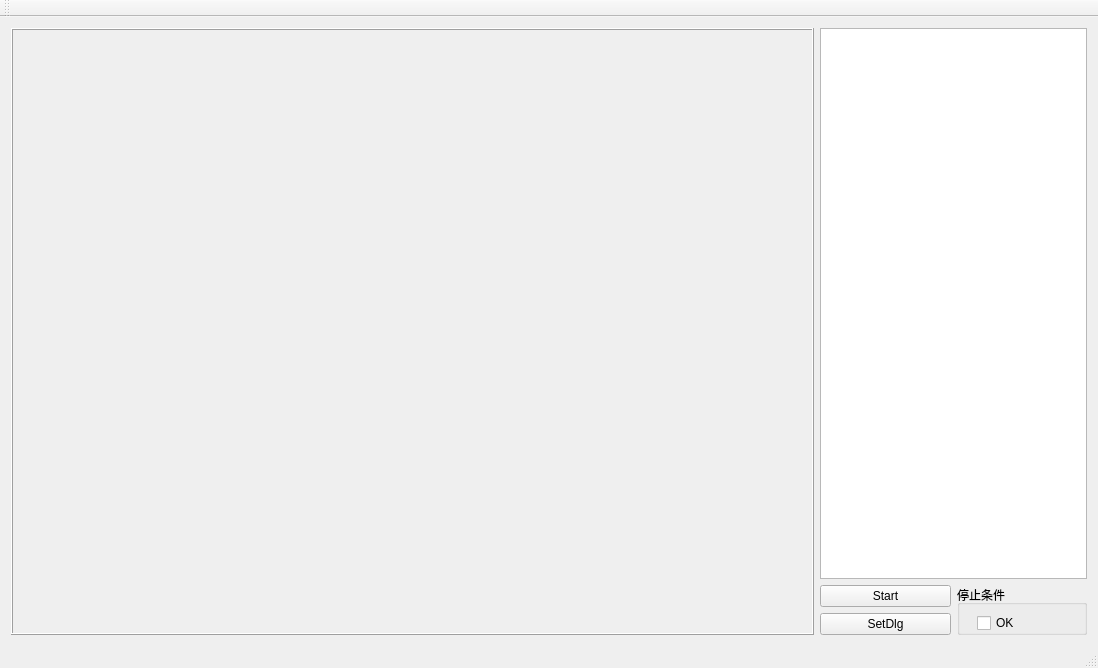
RICOH-PROGRAM/Standard_Inspect_Demo, file example-demo/algo_demo/algo_demo.ui: the form before one commit.
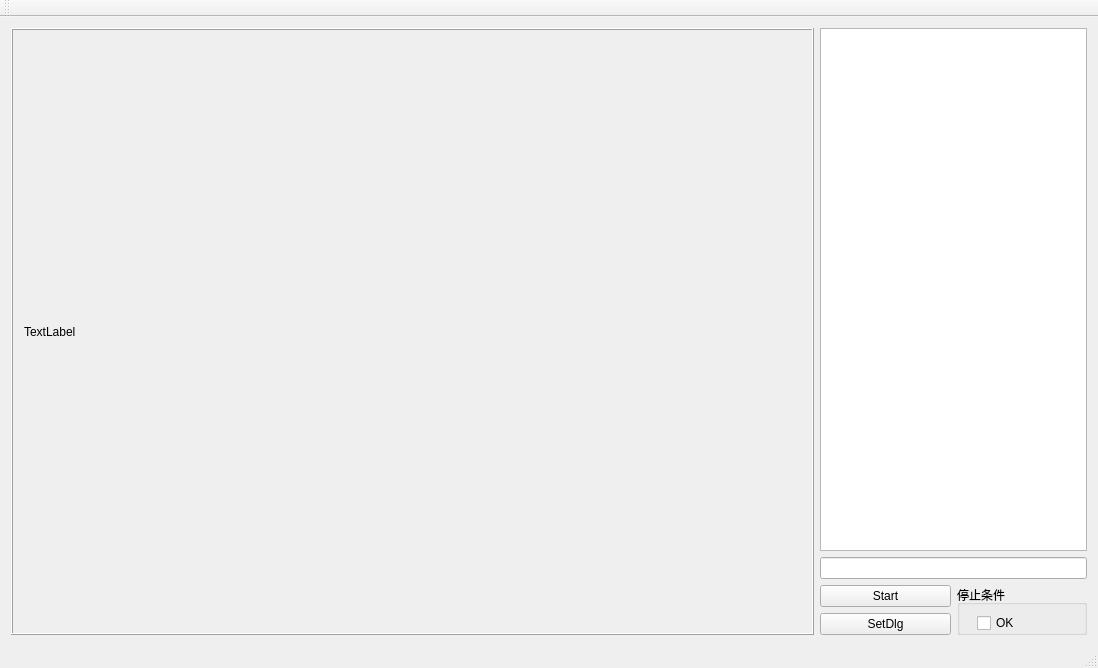
The form after the commit.

Commit message: feat: almost finish demo

```diff
--- a/example-demo/algo_demo/algo_demo.ui
+++ b/example-demo/algo_demo/algo_demo.ui
@@ -26,6 +26,15 @@
       <property name="frameShadow">
        <enum>QFrame::Raised</enum>
       </property>
+      <layout class="QGridLayout" name="gridLayout_2">
+       <item row="0" column="0">
+        <widget class="QLabel" name="label_Show">
+         <property name="text">
+          <string>TextLabel</string>
+         </property>
+        </widget>
+       </item>
+      </layout>
      </widget>
     </item>
     <item>
@@ -33,6 +42,9 @@
       <item>
        <widget class="QListWidget" name="lw_ImageList"/>
       </item>
+      <item>
+       <widget class="QLineEdit" name="lineEdit"/>
+      </item>
       <item>
        <layout class="QGridLayout" name="gridLayout">
         <item row="0" column="0">
```
Left out of the diff: 2 changed lines with no effect on the pictures. The commit also changes 2 other files.
